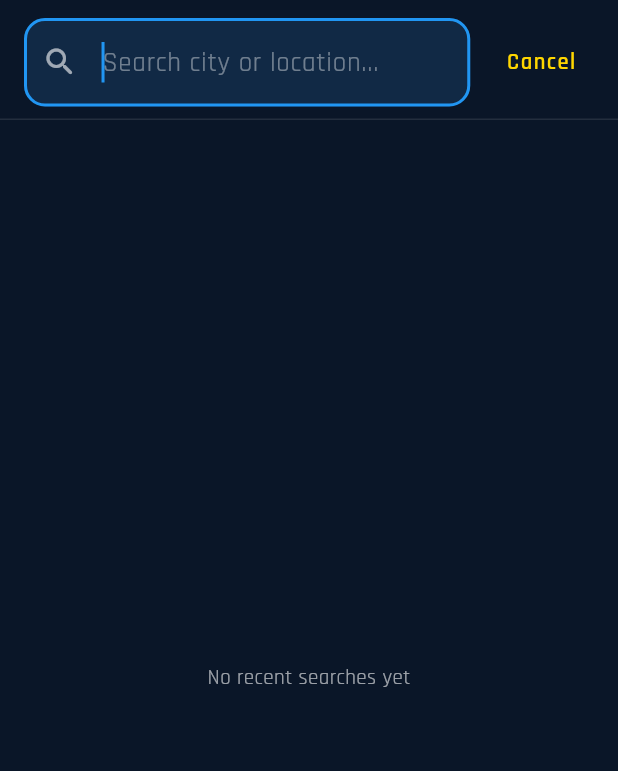
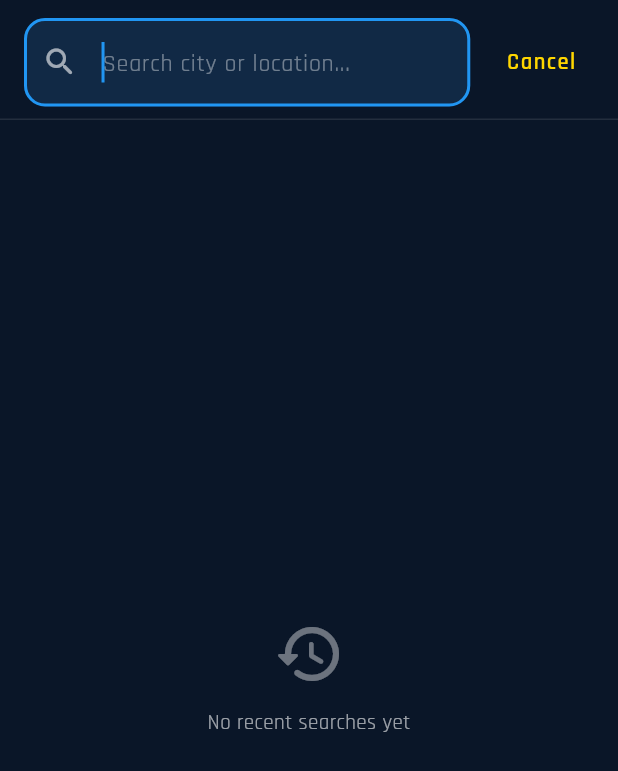
Before and after one commit to MarcianoSalazar/Atmos-Weather-App, a Flutter app: the SearchOverlay widget shown alone on an empty page, opened directly with empty values, on a phone screen of 412 x 824 dp. Shown: the top 771 px of the screen. Run offline on Flutter 3.47's test engine with Material 3 defaults, Android fonts, the phone set to English and light mode, and no system bars; our stand-ins replace dio, equatable, flutter_animate, flutter_bloc, flutter_local_notifications, flutter_map and 5 more; accounts and stored records are empty.

Commit message:
refactor: update search overlay to improve recent searches handling and UI responsiveness

```diff
--- a/atmos_weather_app/lib/presentation/widgets/weather/search_overlay.dart
+++ b/atmos_weather_app/lib/presentation/widgets/weather/search_overlay.dart
@@ -26,47 +26,61 @@ class _SearchOverlayState extends State<SearchOverlay> {
   final TextEditingController _controller = TextEditingController();
   Timer? _debounce;
   List<GeocodingResult> _recent = [];
+  bool _isSearching = false;
 
   @override
   void initState() {
     super.initState();
     _loadRecent();
+    _controller.addListener(_onControllerChanged);
   }
 
   @override
   void dispose() {
+    _controller.removeListener(_onControllerChanged);
     _controller.dispose();
     _debounce?.cancel();
     super.dispose();
   }
 
+  void _onControllerChanged() {
+    setState(() {}); // Rebuild to show/hide suffix X icon
+  }
+
   void _onSearchChanged(String query) {
     _debounce?.cancel();
     if (query.trim().isEmpty) {
+      setState(() => _isSearching = false);
       context.read<WeatherBloc>().add(const ClearSearch());
       _loadRecent();
       return;
     }
+    setState(() => _isSearching = true);
     _debounce = Timer(const Duration(milliseconds: 500), () {
-      context.read<WeatherBloc>().add(SearchCity(query));
+      if (mounted) context.read<WeatherBloc>().add(SearchCity(query));
     });
   }
 
   void _loadRecent() {
     final repo = context.read<WeatherRepository>();
-    final raw = repo.getRecentLocations(max: 5);
-    setState(() {
-      _recent = _dedupeRecent(raw);
-    });
+    final raw = repo.getRecentLocations(max: 10);
+    if (mounted) setState(() => _recent = _dedupeRecent(raw));
   }
 
+  Future<void> _clearRecent() async {
+    await context.read<WeatherRepository>().clearRecentLocations();
+    if (mounted) setState(() => _recent = []);
+  }
+
+  /// Dedup by name+country+coords so both screens share the same list cleanly.
   static List<GeocodingResult> _dedupeRecent(List<GeocodingResult> items) {
     final seen = <String>{};
     final result = <GeocodingResult>[];
     for (final loc in items) {
-      final key = '${loc.lat.toStringAsFixed(2)}_${loc.lon.toStringAsFixed(2)}';
+      final key = '${loc.name.toLowerCase()}_${loc.country.toLowerCase()}_'
+          '${loc.lat.toStringAsFixed(2)}_${loc.lon.toStringAsFixed(2)}';
       if (seen.add(key)) result.add(loc);
-      if (result.length >= 5) break;
+      if (result.length >= 10) break;
     }
     return result;
   }
@@ -78,7 +92,7 @@ class _SearchOverlayState extends State<SearchOverlay> {
       child: SafeArea(
         child: Column(
           children: [
-            // Search bar
+            // ── Search bar ─────────────────────────────────────────────────
             Padding(
               padding: const EdgeInsets.fromLTRB(16, 12, 16, 8),
               child: Row(
@@ -95,6 +109,11 @@ class _SearchOverlayState extends State<SearchOverlay> {
                       ),
                       decoration: InputDecoration(
                         hintText: 'Search city or location...',
+                        hintStyle: const TextStyle(
+                          fontFamily: 'Rajdhani',
+                          color: AppColors.white40,
+                          fontSize: 16,
+                        ),
                         prefixIcon: const Icon(
                           Icons.search_rounded,
                           color: AppColors.white60,
@@ -107,9 +126,11 @@ class _SearchOverlayState extends State<SearchOverlay> {
                                 ),
                                 onPressed: () {
                                   _controller.clear();
+                                  setState(() => _isSearching = false);
                                   context
                                       .read<WeatherBloc>()
                                       .add(const ClearSearch());
+                                  _loadRecent();
                                 },
                               )
                             : null,
@@ -138,53 +159,49 @@ class _SearchOverlayState extends State<SearchOverlay> {
 
             const Divider(color: AppColors.white10, height: 1),
 
-            // Results
+            // ── Results ────────────────────────────────────────────────────
             Expanded(
               child: BlocBuilder<WeatherBloc, WeatherState>(
                 builder: (context, state) {
+                  if (_isSearching &&
+                      state is! SearchLoaded &&
+                      state is! SearchEmpty) {
+                    return const Center(
+                      child: CircularProgressIndicator(
+                        color: AppColors.primaryAccent,
+                        strokeWidth: 2,
+                      ),
+                    );
+                  }
+
                   if (state is SearchLoading) {
                     return const Center(
                       child: CircularProgressIndicator(
                         color: AppColors.primaryAccent,
+                        strokeWidth: 2,
                       ),
                     );
                   }
 
                   if (state is SearchLoaded) {
+                    if (state.results.isEmpty) {
+                      return _buildEmpty(_controller.text);
+                    }
                     return ListView.builder(
+                      padding: const EdgeInsets.only(top: 8),
                       itemCount: state.results.length,
                       itemBuilder: (context, i) {
-                        final result = state.results[i];
+                        final r = state.results[i];
                         return _SearchResultItem(
-                          result: result,
-                          onTap: () => widget.onLocationSelected(result),
+                          result: r,
+                          onTap: () => widget.onLocationSelected(r),
                         );
                       },
                     );
                   }
 
                   if (state is SearchEmpty) {
-                    return Center(
-                      child: Column(
-                        mainAxisAlignment: MainAxisAlignment.center,
-                        children: [
-                          const Icon(
-                            Icons.search_off_rounded,
-                            color: AppColors.white40,
-                            size: 56,
-                          ),
-                          const SizedBox(height: 16),
-                          Text(
-                            'No results for "${state.query}"',
-                            style: const TextStyle(
-                              fontFamily: 'Rajdhani',
-                              fontSize: 16,
-                              color: AppColors.white60,
-                            ),
-                          ),
-                        ],
-                      ),
-                    );
+                    return _buildEmpty(state.query);
                   }
 
                   return _buildRecentSearches();
@@ -197,10 +214,45 @@ class _SearchOverlayState extends State<SearchOverlay> {
     );
   }
 
+  Widget _buildEmpty(String query) {
+    return Center(
+      child: Column(
+        mainAxisAlignment: MainAxisAlignment.center,
+        children: [
+          const Icon(Icons.search_off_rounded,
+              color: AppColors.white40, size: 56),
+          const SizedBox(height: 16),
+          Text(
+            'No results for "$query"',
+            style: const TextStyle(
+              fontFamily: 'Rajdhani',
+              fontSize: 16,
+              color: AppColors.white60,
+            ),
+          ),
+          const SizedBox(height: 6),
+          const Text(
+            'Try a different city name',
+            style: TextStyle(
+              fontFamily: 'Rajdhani',
+              fontSize: 13,
+              color: AppColors.white40,
+            ),
+          ),
+        ],
+      ),
+    );
+  }
+
   Widget _buildRecentSearches() {
     if (_recent.isEmpty) {
       return const Center(
-        child: Text(
+        child: Column(
+          mainAxisAlignment: MainAxisAlignment.center,
+          children: [
+            Icon(Icons.history_rounded, color: AppColors.white40, size: 48),
+            SizedBox(height: 12),
+            Text(
               'No recent searches yet',
               style: TextStyle(
                 fontFamily: 'Rajdhani',
@@ -208,15 +260,21 @@ class _SearchOverlayState extends State<SearchOverlay> {
                 color: AppColors.white60,
               ),
             ),
+          ],
+        ),
       );
     }
 
     return Column(
       crossAxisAlignment: CrossAxisAlignment.start,
       children: [
-        const Padding(
-          padding: EdgeInsets.fromLTRB(20, 20, 20, 12),
-          child: Text(
+        // Header: label + Clear button
+        Padding(
+          padding: const EdgeInsets.fromLTRB(20, 20, 8, 4),
+          child: Row(
+            mainAxisAlignment: MainAxisAlignment.spaceBetween,
+            children: [
+              const Text(
                 'RECENT SEARCHES',
                 style: TextStyle(
                   fontFamily: 'Rajdhani',
@@ -226,17 +284,44 @@ class _SearchOverlayState extends State<SearchOverlay> {
                   letterSpacing: 1.5,
                 ),
               ),
+              TextButton.icon(
+                onPressed: _clearRecent,
+                style: TextButton.styleFrom(
+                  padding:
+                      const EdgeInsets.symmetric(horizontal: 10, vertical: 4),
+                  minimumSize: Size.zero,
+                  tapTargetSize: MaterialTapTargetSize.shrinkWrap,
+                ),
+                icon: const Icon(
+                  Icons.delete_sweep_rounded,
+                  color: AppColors.white40,
+                  size: 16,
+                ),
+                label: const Text(
+                  'Clear',
+                  style: TextStyle(
+                    fontFamily: 'Rajdhani',
+                    fontSize: 13,
+                    color: AppColors.white40,
+                    fontWeight: FontWeight.w500,
+                  ),
+                ),
+              ),
+            ],
+          ),
         ),
         Expanded(
-          child: ListView(
-            children: _recent
-                .map(
-                  (r) => _SearchResultItem(
+          child: ListView.builder(
+            padding: const EdgeInsets.only(top: 4),
+            itemCount: _recent.length,
+            itemBuilder: (context, i) {
+              final r = _recent[i];
+              return _SearchResultItem(
                 result: r,
+                isRecent: true,
                 onTap: () => widget.onLocationSelected(r),
-                  ),
-                )
-                .toList(),
+              );
+            },
           ),
         ),
       ],
@@ -244,41 +329,59 @@ class _SearchOverlayState extends State<SearchOverlay> {
   }
 }
 
+// ─────────────────────────────────────────────────────────────────────────────
+// Search Result Item
+// ─────────────────────────────────────────────────────────────────────────────
+
 class _SearchResultItem extends StatelessWidget {
   final GeocodingResult result;
   final VoidCallback onTap;
+  final bool isRecent;
 
-  const _SearchResultItem({required this.result, required this.onTap});
+  const _SearchResultItem({
+    required this.result,
+    required this.onTap,
+    this.isRecent = false,
+  });
 
-  /// Title logic:
-  ///   - Has province (admin2) → "Calauan, Laguna"
-  ///   - No province           → "Calauan"
+  /// "Calauan" or "Calauan, Laguna" depending on whether admin2 is present
   String get _title {
     final province = result.admin2?.trim() ?? '';
-    if (province.isNotEmpty) return '${result.name}, $province';
-    return result.name;
+    return province.isNotEmpty ? '${result.name}, $province' : result.name;
   }
 
-  /// Subtitle shows only the country.
+  /// Country as subtitle
   String get _subtitle => result.country.trim();
 
   @override
   Widget build(BuildContext context) {
-    return ListTile(
-      leading: Container(
-        width: 40,
-        height: 40,
+    return InkWell(
+      onTap: onTap,
+      splashColor: AppColors.white10,
+      highlightColor: AppColors.white10,
+      child: Padding(
+        padding: const EdgeInsets.symmetric(horizontal: 16, vertical: 11),
+        child: Row(
+          children: [
+            Container(
+              width: 38,
+              height: 38,
               decoration: BoxDecoration(
                 color: AppColors.white10,
                 borderRadius: BorderRadius.circular(10),
               ),
-        child: const Icon(
-          Icons.location_on_rounded,
-          color: AppColors.primaryBright,
-          size: 20,
+              child: Icon(
+                isRecent ? Icons.history_rounded : Icons.location_on_rounded,
+                color: isRecent ? AppColors.white40 : AppColors.primaryBright,
+                size: 18,
               ),
             ),
-      title: Text(
+            const SizedBox(width: 12),
+            Expanded(
+              child: Column(
+                crossAxisAlignment: CrossAxisAlignment.start,
+                children: [
+                  Text(
                     _title,
                     style: const TextStyle(
                       fontFamily: 'Rajdhani',
@@ -288,7 +391,9 @@ class _SearchResultItem extends StatelessWidget {
                     ),
                     overflow: TextOverflow.ellipsis,
                   ),
-      subtitle: Text(
+                  if (_subtitle.isNotEmpty) ...[
+                    const SizedBox(height: 1),
+                    Text(
                       _subtitle,
                       style: const TextStyle(
                         fontFamily: 'Rajdhani',
@@ -297,12 +402,19 @@ class _SearchResultItem extends StatelessWidget {
                       ),
                       overflow: TextOverflow.ellipsis,
                     ),
-      trailing: const Icon(
+                  ],
+                ],
+              ),
+            ),
+            const SizedBox(width: 8),
+            const Icon(
               Icons.arrow_forward_ios_rounded,
               color: AppColors.white40,
-        size: 14,
+              size: 13,
             ),
-      onTap: onTap,
+          ],
+        ),
+      ),
     );
   }
 }
```
Also changed, not shown: 1 other file. Lines whose indentation alone changed are shown as unchanged.
